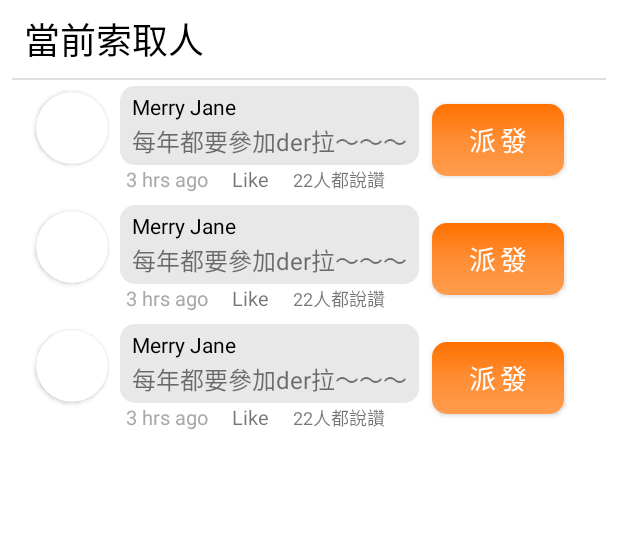
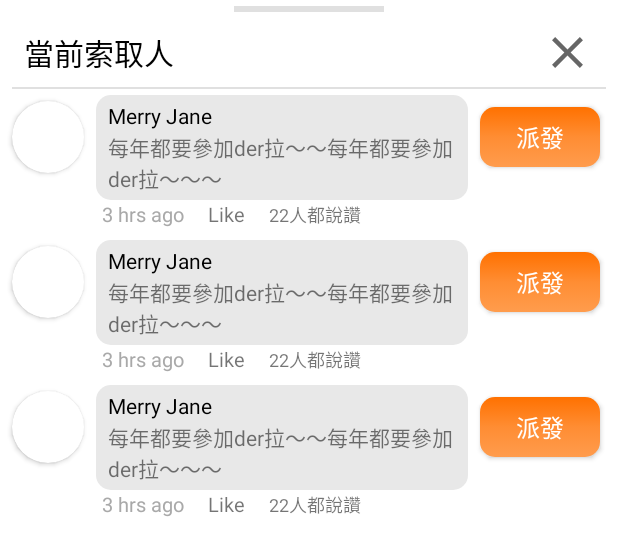
Before and after one commit to mikachen/WeShare, an Android app: the layout fragment_distribute.xml on its own in the app's theme, with its tools: preview values and no code run, on a phone screen of 412 x 824 dp. Shown: the top 556 px of the screen. Run offline under Robolectric (Android 15) with nearby library versions, the phone set to English and light mode, and no system bars.

Commit message:
enhance ask for gift page ui

```diff
--- a/app/src/main/java/com/zoe/weshare/detail/askgift/AskForGiftFragment.kt
+++ b/app/src/main/java/com/zoe/weshare/detail/askgift/AskForGiftFragment.kt
@@ -44,7 +44,6 @@ class AskForGiftFragment : BottomSheetDialogFragment() {
                 findNavController().navigate(
                     NavGraphDirections.actionGlobalGiftDetailFragment(selectedGift)
                 )
-                Toast.makeText(requireContext(), "save log success", Toast.LENGTH_SHORT).show()
             }
         }
 
@@ -54,7 +53,6 @@ class AskForGiftFragment : BottomSheetDialogFragment() {
 
     private fun setupBtn() {
         binding.buttonSubmit.setOnClickListener {
-            // TODO 判斷是否登入
 
             val message = binding.editLeaveComment.text.toString()
 
@@ -74,7 +72,6 @@ class AskForGiftFragment : BottomSheetDialogFragment() {
     override fun onCreate(savedInstanceState: Bundle?) {
         super.onCreate(savedInstanceState)
 
-        // 鍵盤彈出後，畫面拉長上推畫面 android:windowSoftInputMode = adjustResize
         setStyle(STYLE_NORMAL, R.style.DialogStyle)
     }
 
--- a/app/src/main/java/com/zoe/weshare/profile/ProfileFragment.kt
+++ b/app/src/main/java/com/zoe/weshare/profile/ProfileFragment.kt
@@ -43,7 +43,6 @@ class ProfileFragment : Fragment() {
         }
 
         viewModel.userLog.observe(viewLifecycleOwner) {
-            Log.d("userLog","$it")
             setupLogView(it)
         }
 
--- /dev/null
+++ b/app/src/main/res/drawable/ic_baseline_close_24.xml
@@ -0,0 +1,10 @@
+<vector xmlns:android="http://schemas.android.com/apk/res/android"
+    android:width="24dp"
+    android:height="24dp"
+    android:viewportWidth="24"
+    android:viewportHeight="24"
+    android:tint="?attr/colorControlNormal">
+  <path
+      android:fillColor="@android:color/white"
+      android:pathData="M19,6.41L17.59,5 12,10.59 6.41,5 5,6.41 10.59,12 5,17.59 6.41,19 12,13.41 17.59,19 19,17.59 13.41,12z"/>
+</vector>
--- a/app/src/main/res/drawable/sl_profile_message_button.xml
+++ b/app/src/main/res/drawable/sl_profile_message_button.xml
@@ -3,7 +3,7 @@
     <item android:state_pressed="true" >
         <shape android:shape="rectangle"  >
             <corners android:radius="10dip" />
-            <stroke android:width="1dip" android:color="@color/black" />
+            <stroke android:width="1dip" android:color="@color/app_work_orange3" />
             <gradient android:angle="-90" android:startColor="@color/app_work_orange2" android:endColor="@color/app_work_orange3"  />
         </shape>
     </item>
--- a/app/src/main/res/layout/fragment_distribute.xml
+++ b/app/src/main/res/layout/fragment_distribute.xml
@@ -5,21 +5,40 @@
     android:background="@color/white"
     android:layout_width="match_parent"
     android:layout_height="match_parent"
+    android:elevation="4dp"
+    android:paddingTop="4dp"
     tools:context=".manage.distribution.DistributeFragment">
+
+    <com.google.android.material.divider.MaterialDivider
+        android:layout_width="100dp"
+        android:layout_height="4dp"
+        app:layout_constraintTop_toTopOf="parent"
+        app:layout_constraintStart_toStartOf="parent"
+        app:layout_constraintEnd_toEndOf="parent"/>
 
     <TextView
         android:id="@+id/title_people_who_asked"
         android:layout_width="wrap_content"
         android:layout_height="wrap_content"
-        android:layout_marginVertical="8dp"
+        android:layout_marginTop="16dp"
+        android:layout_marginBottom="8dp"
         android:layout_marginStart="16dp"
-        android:gravity="center_vertical"
         android:text="@string/title_who_requested"
         android:textColor="@color/black"
-        android:textSize="24sp"
+        android:textSize="20sp"
         app:layout_constraintBottom_toTopOf="@id/divider"
         app:layout_constraintStart_toStartOf="parent"
         app:layout_constraintTop_toTopOf="parent" />
+
+    <ImageView
+        android:id="@+id/button_close_dialog"
+        android:layout_width="35dp"
+        android:layout_height="35dp"
+        android:layout_marginEnd="16dp"
+        app:layout_constraintEnd_toEndOf="parent"
+        android:src="@drawable/ic_baseline_close_24"
+        app:layout_constraintTop_toTopOf="@id/title_people_who_asked"
+        app:layout_constraintBottom_toBottomOf="@id/title_people_who_asked"/>
 
     <com.google.android.material.divider.MaterialDivider
         android:id="@+id/divider"
@@ -34,7 +53,6 @@
         android:id="@+id/scrollView_peoples"
         android:layout_width="match_parent"
         android:layout_height="0dp"
-        android:layout_marginHorizontal="16dp"
         app:layout_constraintBottom_toBottomOf="parent"
         app:layout_constraintEnd_toEndOf="parent"
         app:layout_constraintStart_toStartOf="parent"
@@ -45,7 +63,7 @@
             android:layout_width="match_parent"
             android:layout_height="wrap_content"
             tools:itemCount="3"
-            tools:listitem="@layout/item_gift_distrubution_list" />
+            tools:listitem="@layout/item_gift_distribution_list" />
 
 
     </ScrollView>
--- a/app/src/main/res/layout/fragment_event_detail.xml
+++ b/app/src/main/res/layout/fragment_event_detail.xml
@@ -72,7 +72,7 @@
                     android:gravity="center_horizontal"
                     android:padding="4dp"
                     android:textColor="@color/white"
-                    android:textSize="20sp"
+                    android:textSize="18sp"
                     tools:text="已結案" />
 
             </androidx.cardview.widget.CardView>
@@ -417,7 +417,7 @@
                     android:id="@+id/button_press_like"
                     android:layout_width="40dp"
                     android:layout_height="40dp"
-                    android:layout_marginTop="16dp"
+                    android:layout_marginTop="32dp"
                     android:background="@drawable/button_toggle_like"
                     android:text=""
                     android:textOff=""
@@ -456,6 +456,7 @@
                     android:layout_marginTop="4dp"
                     android:textColor="@color/black"
                     android:textSize="16sp"
+                    android:layout_marginStart="2dp"
                     app:layout_constraintStart_toStartOf="@id/base_user_avatar"
                     app:layout_constraintTop_toBottomOf="@id/button_press_like"
                     tools:text="3人說讚" />
--- a/app/src/main/res/layout/fragment_post_event.xml
+++ b/app/src/main/res/layout/fragment_post_event.xml
@@ -155,7 +155,7 @@
     <Button
         android:id="@+id/next_button"
         android:layout_width="match_parent"
-        android:layout_height="40dp"
+        android:layout_height="45dp"
         android:layout_marginBottom="16dp"
         android:layout_marginTop="8dp"
         android:background="@drawable/sl_profile_follow_button"
--- a/app/src/main/res/layout/fragment_post_gift.xml
+++ b/app/src/main/res/layout/fragment_post_gift.xml
@@ -134,7 +134,7 @@
     <Button
         android:id="@+id/next_button"
         android:layout_width="match_parent"
-        android:layout_height="40dp"
+        android:layout_height="45dp"
         android:layout_marginBottom="16dp"
         android:layout_marginTop="8dp"
         android:text="@string/preview_next_step"
--- a/app/src/main/res/layout/item_gift_distrubution_list.xml
+++ b/app/src/main/res/layout/item_gift_distribution_list.xml
@@ -24,38 +24,46 @@
             android:scaleType="centerCrop"/>
     </androidx.cardview.widget.CardView>
 
-    <LinearLayout
+    <FrameLayout
         android:id="@+id/layout_main_content"
-        android:layout_width="wrap_content"
+        android:layout_width="0dp"
         android:layout_height="wrap_content"
-        android:layout_marginStart="8dp"
-        android:background="@drawable/shape_comment_box_roundconer"
-        android:orientation="vertical"
-        android:paddingHorizontal="8dp"
-        android:paddingVertical="4dp"
+        android:layout_marginHorizontal="8dp"
+        app:layout_constraintEnd_toStartOf="@id/button_send_gift"
         app:layout_constraintStart_toEndOf="@+id/base_profile_avatar"
         app:layout_constraintTop_toTopOf="parent">
 
+
+        <LinearLayout
+            android:layout_width="wrap_content"
+            android:layout_height="wrap_content"
+            android:background="@drawable/shape_comment_box_roundconer"
+            android:paddingVertical="4dp"
+            android:paddingHorizontal="8dp"
+
+            android:orientation="vertical" >
+
             <TextView
                 android:id="@+id/text_profile_name"
-            android:layout_width="wrap_content"
+                android:layout_width="match_parent"
                 android:layout_height="wrap_content"
-            android:layout_gravity="top"
                 android:maxLines="1"
                 android:textColor="@color/black"
+                android:layout_gravity="top"
                 android:textSize="14sp"
                 tools:text="Merry Jane" />
 
             <TextView
                 android:id="@+id/text_comment"
-            android:layout_width="wrap_content"
+                android:layout_width="match_parent"
                 android:layout_height="wrap_content"
+                android:layout_marginTop="1dp"
+                android:textSize="14sp"
                 android:layout_gravity="bottom"
-            android:layout_marginTop="1dp"
-            android:maxLines="1"
-            android:textSize="16sp"
-            tools:text="每年都要參加der拉～～～" />
+                tools:text="每年都要參加der拉～～每年都要參加der拉～～～" />
         </LinearLayout>
+
+    </FrameLayout>
 
 
     <TextView
@@ -71,21 +79,6 @@
         app:layout_constraintTop_toBottomOf="@id/layout_main_content"
         tools:text="3 hrs ago" />
 
-    <Button
-        android:id="@+id/button_send_gift"
-        android:layout_width="wrap_content"
-        android:layout_height="wrap_content"
-        android:letterSpacing="0.15"
-        android:text="@string/give_away_gift"
-        android:textColor="@color/white"
-        android:visibility="invisible"
-        tools:visibility="visible"
-        android:background="@drawable/sl_profile_follow_button"
-        android:layout_marginEnd="16dp"
-        android:textSize="18sp"
-        app:layout_constraintEnd_toEndOf="parent"
-        app:layout_constraintBottom_toBottomOf="parent"
-        app:layout_constraintTop_toTopOf="@id/layout_main_content" />
 
     <TextView
         android:id="@+id/button_comment_like"
@@ -111,4 +104,17 @@
         app:layout_constraintTop_toTopOf="@id/text_created_time"
         tools:text="22人都說讚" />
 
+    <Button
+        android:id="@+id/button_send_gift"
+        android:layout_width="80dp"
+        android:layout_height="40dp"
+        android:text="@string/give_away_gift"
+        android:textColor="@color/white"
+        android:background="@drawable/sl_profile_follow_button"
+        android:layout_marginEnd="8dp"
+        android:textSize="16sp"
+        app:layout_constraintEnd_toEndOf="parent"
+        app:layout_constraintBottom_toBottomOf="@id/base_profile_avatar"
+        app:layout_constraintTop_toTopOf="@id/base_profile_avatar" />
+
 </androidx.constraintlayout.widget.ConstraintLayout>
--- a/app/src/main/res/values/strings.xml
+++ b/app/src/main/res/values/strings.xml
@@ -74,7 +74,7 @@
 
     //送禮物Alert窗
     <string name="send_gift_title">您確定要送出\u0022%1s\u0022給用戶%2$1s 嗎?</string>
-    <string name="send_gift_message">注意：一次只能送出一人，確認送出後將不可再作修改!</string>
+    <string name="send_gift_message">確認送出後將不可再作修改!</string>
     <string name="send_gift_yes">確認</string>
     <string name="send_gift_no">取消</string>
     <string name="title_who_requested">當前索取人</string>
@@ -125,5 +125,7 @@
 
 
     <string name="room_list_event_title">活動群聊：%1s</string>
+    <string name="leave_ask_for_gift_comment">索取留言</string>
+    <string name="pls_leave_askforgift_comment">留言索取理由或感謝文。</string>
 
 </resources>
--- a/app/src/main/res/values/themes.xml
+++ b/app/src/main/res/values/themes.xml
@@ -22,6 +22,9 @@
     </style>
 
 
+    <style name="ThemeOverlay.AppTheme.TextInputEditText.Outlined" parent="bottomSheetStyleWrapper">
+        <item name="colorControlActivated">@color/app_work_orange1</item>
+    </style>
 
 
 
```
Also changed, not shown: app/src/main/java/com/zoe/weshare/manage/distribution/DistributeAdapter.kt (+5 -5 lines), app/src/main/java/com/zoe/weshare/manage/distribution/DistributeFragment.kt (+8 -1 lines), app/src/main/res/drawable/button_profile_service_ripple.xml (deleted, +0 -17 lines), app/src/main/res/drawable/button_white_ripple.xml (added, +12 -0 lines), app/src/main/res/drawable/sl_request_gift_button.xml (+3 -5 lines), app/src/main/res/layout/fragment_ask_for_gift.xml (+29 -14 lines), app/src/main/res/layout/fragment_gift_detail.xml (+5 -3 lines), app/src/main/res/drawable/tiger_pngrepo_com.png (deleted). Lines whose indentation alone changed are shown as unchanged.
